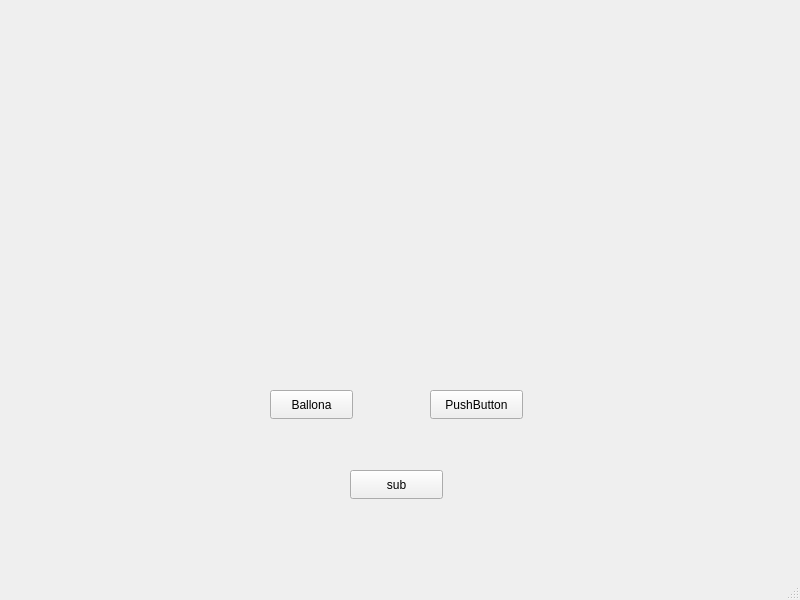
Qt form mainwindow.ui (YousefKadry/SIFT) before a commit.
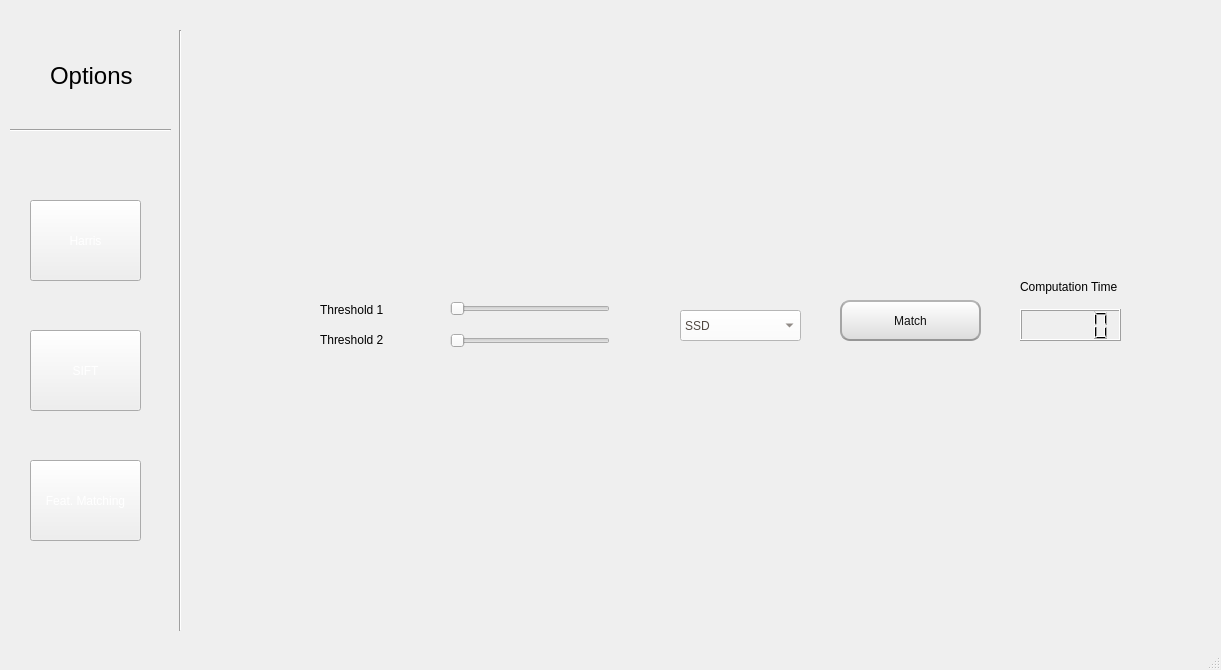
The same form after that commit. The open tabs and pages were chosen to show the change.

The edit to the form file:
```diff
--- a/mainwindow.ui
+++ b/mainwindow.ui
@@ -6,102 +6,703 @@
    <rect>
     <x>0</x>
     <y>0</y>
-    <width>800</width>
-    <height>600</height>
+    <width>1221</width>
+    <height>670</height>
    </rect>
   </property>
   <property name="windowTitle">
    <string>MainWindow</string>
   </property>
   <widget class="QWidget" name="centralwidget">
+   <widget class="QStackedWidget" name="stackedWidget">
+    <property name="geometry">
+     <rect>
+      <x>190</x>
+      <y>20</y>
+      <width>1011</width>
+      <height>611</height>
+     </rect>
+    </property>
+    <property name="styleSheet">
+     <string notr="true"/>
+    </property>
+    <property name="currentIndex">
+     <number>0</number>
+    </property>
+    <widget class="QWidget" name="page">
+     <property name="styleSheet">
+      <string notr="true"/>
+     </property>
+     <widget class="QLabel" name="label_2">
+      <property name="geometry">
+       <rect>
+        <x>190</x>
+        <y>460</y>
+        <width>63</width>
+        <height>20</height>
+       </rect>
+      </property>
+      <property name="text">
+       <string>K value</string>
+      </property>
+     </widget>
+     <widget class="QLabel" name="label_3">
+      <property name="geometry">
+       <rect>
+        <x>190</x>
+        <y>500</y>
+        <width>81</width>
+        <height>20</height>
+       </rect>
+      </property>
+      <property name="text">
+       <string>Threshold</string>
+      </property>
+     </widget>
+     <widget class="QPushButton" name="harrisBtn">
+      <property name="geometry">
+       <rect>
+        <x>400</x>
+        <y>480</y>
+        <width>141</width>
+        <height>41</height>
+       </rect>
+      </property>
+      <property name="cursor">
+       <cursorShape>PointingHandCursor</cursorShape>
+      </property>
+      <property name="styleSheet">
+       <string notr="true">QPushButton{
+	color:rgb(17,17,17);
+	border-width: 2px;
+	border-radius: 10px;
+	border-bottom-color: rgb(150,150,150);
+	border-right-color: rgb(165,165,165);
+	border-left-color: rgb(165,165,165);
+	border-top-color: rgb(180,180,180);
+	border-style: solid;
+	padding: 4px;
+	background-color: qlineargradient(spread:pad, x1:0.5, y1:1, x2:0.5, y2:0, stop:0 rgba(220, 220, 220, 255), stop:1 rgba(255, 255, 255, 255));
+}
+
+QPushButton:hover{
+	color:rgb(17,17,17);
+	border-width: 1px;
+	border-radius: 10px;
+	padding: 4px;
+	background-color: qlineargradient(spread:pad, x1:0.5, y1:0, x2:0.5, y2:1, stop:0 rgba(220, 220, 220, 255), stop:1 rgba(255, 255, 255, 255));
+}</string>
+      </property>
+      <property name="text">
+       <string>Corner Detection</string>
+      </property>
+     </widget>
+     <widget class="QWidget" name="horizontalLayoutWidget_5">
+      <property name="geometry">
+       <rect>
+        <x>50</x>
+        <y>10</y>
+        <width>921</width>
+        <height>351</height>
+       </rect>
+      </property>
+      <layout class="QHBoxLayout" name="horizontalLayout_5">
+       <item>
+        <layout class="QVBoxLayout" name="verticalLayout_5">
+         <item>
+          <widget class="QLabel" name="imginput1">
+           <property name="styleSheet">
+            <string notr="true">
+</string>
+           </property>
+           <property name="text">
+            <string/>
+           </property>
+          </widget>
+         </item>
+        </layout>
+       </item>
+       <item>
+        <spacer name="horizontalSpacer_2">
+         <property name="orientation">
+          <enum>Qt::Horizontal</enum>
+         </property>
+         <property name="sizeType">
+          <enum>QSizePolicy::Maximum</enum>
+         </property>
+         <property name="sizeHint" stdset="0">
+          <size>
+           <width>15</width>
+           <height>10</height>
+          </size>
+         </property>
+        </spacer>
+       </item>
+       <item>
+        <layout class="QVBoxLayout" name="verticalLayout_6">
+         <item>
+          <widget class="QLabel" name="imgHarris">
+           <property name="text">
+            <string/>
+           </property>
+          </widget>
+         </item>
+        </layout>
+       </item>
+      </layout>
+     </widget>
+     <widget class="QWidget" name="verticalLayoutWidget_8">
+      <property name="geometry">
+       <rect>
+        <x>620</x>
+        <y>430</y>
+        <width>101</width>
+        <height>91</height>
+       </rect>
+      </property>
+      <layout class="QVBoxLayout" name="verticalLayout_12">
+       <item>
+        <widget class="QLabel" name="label_9">
+         <property name="text">
+          <string>Computation Time</string>
+         </property>
+        </widget>
+       </item>
+       <item>
+        <widget class="QLCDNumber" name="siftTime_2"/>
+       </item>
+      </layout>
+     </widget>
+    </widget>
+    <widget class="QWidget" name="page_2">
+     <widget class="QPushButton" name="siftBtn">
+      <property name="geometry">
+       <rect>
+        <x>410</x>
+        <y>460</y>
+        <width>93</width>
+        <height>41</height>
+       </rect>
+      </property>
+      <property name="cursor">
+       <cursorShape>PointingHandCursor</cursorShape>
+      </property>
+      <property name="styleSheet">
+       <string notr="true">QPushButton{
+	color:rgb(17,17,17);
+	border-width: 2px;
+	border-radius: 10px;
+	border-bottom-color: rgb(150,150,150);
+	border-right-color: rgb(165,165,165);
+	border-left-color: rgb(165,165,165);
+	border-top-color: rgb(180,180,180);
+	border-style: solid;
+	padding: 4px;
+	background-color: qlineargradient(spread:pad, x1:0.5, y1:1, x2:0.5, y2:0, stop:0 rgba(220, 220, 220, 255), stop:1 rgba(255, 255, 255, 255));
+}
+
+QPushButton:hover{
+	color:rgb(17,17,17);
+	border-width: 1px;
+	border-radius: 10px;
+	padding: 4px;
+	background-color: qlineargradient(spread:pad, x1:0.5, y1:0, x2:0.5, y2:1, stop:0 rgba(220, 220, 220, 255), stop:1 rgba(255, 255, 255, 255));
+}</string>
+      </property>
+      <property name="text">
+       <string>Sift</string>
+      </property>
+     </widget>
+     <widget class="QWidget" name="horizontalLayoutWidget_4">
+      <property name="geometry">
+       <rect>
+        <x>50</x>
+        <y>10</y>
+        <width>921</width>
+        <height>351</height>
+       </rect>
+      </property>
+      <layout class="QHBoxLayout" name="horizontalLayout_2">
+       <item>
+        <layout class="QVBoxLayout" name="verticalLayout_2">
+         <item>
+          <widget class="QLabel" name="imgSift">
+           <property name="text">
+            <string/>
+           </property>
+          </widget>
+         </item>
+        </layout>
+       </item>
+       <item>
+        <spacer name="horizontalSpacer">
+         <property name="orientation">
+          <enum>Qt::Horizontal</enum>
+         </property>
+         <property name="sizeType">
+          <enum>QSizePolicy::Maximum</enum>
+         </property>
+         <property name="sizeHint" stdset="0">
+          <size>
+           <width>15</width>
+           <height>10</height>
+          </size>
+         </property>
+        </spacer>
+       </item>
+       <item>
+        <layout class="QVBoxLayout" name="verticalLayout">
+         <item>
+          <widget class="QLabel" name="imginput2">
+           <property name="text">
+            <string/>
+           </property>
+          </widget>
+         </item>
+        </layout>
+       </item>
+      </layout>
+     </widget>
+     <widget class="QWidget" name="verticalLayoutWidget_7">
+      <property name="geometry">
+       <rect>
+        <x>560</x>
+        <y>410</y>
+        <width>101</width>
+        <height>91</height>
+       </rect>
+      </property>
+      <layout class="QVBoxLayout" name="verticalLayout_11">
+       <item>
+        <widget class="QLabel" name="label_8">
+         <property name="text">
+          <string>Computation Time</string>
+         </property>
+        </widget>
+       </item>
+       <item>
+        <widget class="QLCDNumber" name="siftTime"/>
+       </item>
+      </layout>
+     </widget>
+    </widget>
+    <widget class="QWidget" name="page_3">
+     <widget class="QWidget" name="horizontalLayoutWidget">
+      <property name="geometry">
+       <rect>
+        <x>19</x>
+        <y>9</y>
+        <width>981</width>
+        <height>231</height>
+       </rect>
+      </property>
+      <layout class="QHBoxLayout" name="horizontalLayout_3">
+       <item>
+        <layout class="QVBoxLayout" name="verticalLayout_8">
+         <item>
+          <widget class="QLabel" name="imginput3_1">
+           <property name="text">
+            <string/>
+           </property>
+          </widget>
+         </item>
+        </layout>
+       </item>
+       <item>
+        <spacer name="horizontalSpacer_3">
+         <property name="orientation">
+          <enum>Qt::Horizontal</enum>
+         </property>
+         <property name="sizeType">
+          <enum>QSizePolicy::Maximum</enum>
+         </property>
+         <property name="sizeHint" stdset="0">
+          <size>
+           <width>5</width>
+           <height>20</height>
+          </size>
+         </property>
+        </spacer>
+       </item>
+       <item>
+        <layout class="QVBoxLayout" name="verticalLayout_9">
+         <item>
+          <widget class="QLabel" name="imginput3_2">
+           <property name="text">
+            <string/>
+           </property>
+          </widget>
+         </item>
+        </layout>
+       </item>
+      </layout>
+     </widget>
+     <widget class="QWidget" name="horizontalLayoutWidget_2">
+      <property name="geometry">
+       <rect>
+        <x>20</x>
+        <y>350</y>
+        <width>981</width>
+        <height>261</height>
+       </rect>
+      </property>
+      <layout class="QHBoxLayout" name="horizontalLayout_4">
+       <item>
+        <layout class="QVBoxLayout" name="verticalLayout_7">
+         <item>
+          <widget class="QLabel" name="imgmatching">
+           <property name="text">
+            <string/>
+           </property>
+          </widget>
+         </item>
+        </layout>
+       </item>
+      </layout>
+     </widget>
+     <widget class="QPushButton" name="matchBtn">
+      <property name="geometry">
+       <rect>
+        <x>650</x>
+        <y>280</y>
+        <width>141</width>
+        <height>41</height>
+       </rect>
+      </property>
+      <property name="cursor">
+       <cursorShape>PointingHandCursor</cursorShape>
+      </property>
+      <property name="styleSheet">
+       <string notr="true">QPushButton{
+	color:rgb(17,17,17);
+	border-width: 2px;
+	border-radius: 10px;
+	border-bottom-color: rgb(150,150,150);
+	border-right-color: rgb(165,165,165);
+	border-left-color: rgb(165,165,165);
+	border-top-color: rgb(180,180,180);
+	border-style: solid;
+	padding: 4px;
+	background-color: qlineargradient(spread:pad, x1:0.5, y1:1, x2:0.5, y2:0, stop:0 rgba(220, 220, 220, 255), stop:1 rgba(255, 255, 255, 255));
+}
+
+QPushButton:hover{
+	color:rgb(17,17,17);
+	border-width: 1px;
+	border-radius: 10px;
+	padding: 4px;
+	background-color: qlineargradient(spread:pad, x1:0.5, y1:0, x2:0.5, y2:1, stop:0 rgba(220, 220, 220, 255), stop:1 rgba(255, 255, 255, 255));
+}</string>
+      </property>
+      <property name="text">
+       <string>Match</string>
+      </property>
+     </widget>
+     <widget class="QComboBox" name="matchOption">
+      <property name="geometry">
+       <rect>
+        <x>490</x>
+        <y>290</y>
+        <width>121</width>
+        <height>31</height>
+       </rect>
+      </property>
+      <property name="styleSheet">
+       <string notr="true">color:rgb(81,72,65);
+background: #ffffff;</string>
+      </property>
+      <item>
+       <property name="text">
+        <string>SSD</string>
+       </property>
+      </item>
+      <item>
+       <property name="text">
+        <string>Cross Correlation</string>
+       </property>
+      </item>
+     </widget>
+     <widget class="QSlider" name="matchThr1">
+      <property name="geometry">
+       <rect>
+        <x>260</x>
+        <y>280</y>
+        <width>160</width>
+        <height>18</height>
+       </rect>
+      </property>
+      <property name="orientation">
+       <enum>Qt::Horizontal</enum>
+      </property>
+     </widget>
+     <widget class="QSlider" name="matchThr2">
+      <property name="geometry">
+       <rect>
+        <x>260</x>
+        <y>310</y>
+        <width>160</width>
+        <height>21</height>
+       </rect>
+      </property>
+      <property name="orientation">
+       <enum>Qt::Horizontal</enum>
+      </property>
+     </widget>
+     <widget class="QLabel" name="label_4">
+      <property name="geometry">
+       <rect>
+        <x>130</x>
+        <y>280</y>
+        <width>91</width>
+        <height>20</height>
+       </rect>
+      </property>
+      <property name="text">
+       <string>Threshold 1</string>
+      </property>
+     </widget>
+     <widget class="QLabel" name="label_6">
+      <property name="geometry">
+       <rect>
+        <x>130</x>
+        <y>310</y>
+        <width>81</width>
+        <height>20</height>
+       </rect>
+      </property>
+      <property name="text">
+       <string>Threshold 2</string>
+      </property>
+     </widget>
+     <widget class="QWidget" name="verticalLayoutWidget_6">
+      <property name="geometry">
+       <rect>
+        <x>830</x>
+        <y>250</y>
+        <width>101</width>
+        <height>71</height>
+       </rect>
+      </property>
+      <layout class="QVBoxLayout" name="verticalLayout_10">
+       <item>
+        <widget class="QLabel" name="label_7">
+         <property name="text">
+          <string>Computation Time</string>
+         </property>
+        </widget>
+       </item>
+       <item>
+        <widget class="QLCDNumber" name="matchTime"/>
+       </item>
+      </layout>
+     </widget>
+    </widget>
+   </widget>
+   <widget class="Line" name="line">
+    <property name="geometry">
+     <rect>
+      <x>170</x>
+      <y>30</y>
+      <width>21</width>
+      <height>601</height>
+     </rect>
+    </property>
+    <property name="styleSheet">
+     <string notr="true"/>
+    </property>
+    <property name="orientation">
+     <enum>Qt::Vertical</enum>
+    </property>
+   </widget>
+   <widget class="Line" name="line_2">
+    <property name="geometry">
+     <rect>
+      <x>10</x>
+      <y>120</y>
+      <width>161</width>
+      <height>20</height>
+     </rect>
+    </property>
+    <property name="orientation">
+     <enum>Qt::Horizontal</enum>
+    </property>
+   </widget>
    <widget class="QPushButton" name="pushButton">
     <property name="geometry">
      <rect>
-      <x>270</x>
-      <y>390</y>
-      <width>83</width>
-      <height>29</height>
+      <x>30</x>
+      <y>200</y>
+      <width>111</width>
+      <height>81</height>
      </rect>
     </property>
+    <property name="cursor">
+     <cursorShape>PointingHandCursor</cursorShape>
+    </property>
+    <property name="acceptDrops">
+     <bool>false</bool>
+    </property>
+    <property name="layoutDirection">
+     <enum>Qt::LeftToRight</enum>
+    </property>
+    <property name="styleSheet">
+     <string notr="true">QPushButton{
+	color: white;
+}
+
+QPushButton:hover{
+	border-style: solid;
+	border-top-color: transparent;
+	border-right-color: transparent;
+	border-left-color: transparent;
+	border-bottom-color: #FF00FF;
+	border-bottom-width: 1px;
+	border-bottom-radius: 6px;
+	border-style: solid;
+	color: #FFFFFF;
+	padding-bottom: 2px;
+	background-color: #000000;
+}
+
+QPushButton:pressed {
+	padding-top: -15px;
+	padding-bottom: -17px;
+}</string>
+    </property>
     <property name="text">
-     <string>Ballona</string>
+     <string>Harris</string>
+    </property>
+    <property name="autoDefault">
+     <bool>false</bool>
+    </property>
+    <property name="default">
+     <bool>false</bool>
     </property>
    </widget>
    <widget class="QPushButton" name="pushButton_2">
     <property name="geometry">
      <rect>
-      <x>430</x>
-      <y>390</y>
-      <width>93</width>
-      <height>29</height>
+      <x>30</x>
+      <y>460</y>
+      <width>111</width>
+      <height>81</height>
      </rect>
     </property>
+    <property name="cursor">
+     <cursorShape>PointingHandCursor</cursorShape>
+    </property>
+    <property name="acceptDrops">
+     <bool>false</bool>
+    </property>
+    <property name="layoutDirection">
+     <enum>Qt::LeftToRight</enum>
+    </property>
+    <property name="styleSheet">
+     <string notr="true">QPushButton{
+	color: white;
+}
+
+QPushButton:hover{
+	border-style: solid;
+	border-top-color: transparent;
+	border-right-color: transparent;
+	border-left-color: transparent;
+	border-bottom-color: #FF00FF;
+	border-bottom-width: 1px;
+	border-bottom-radius: 6px;
+	border-style: solid;
+	color: #FFFFFF;
+	padding-bottom: 2px;
+	background-color: #000000;
+}
+
+QPushButton:pressed {
+	padding-top: -15px;
+	padding-bottom: -17px;
+}</string>
+    </property>
     <property name="text">
-     <string>PushButton</string>
+     <string>Feat. Matching</string>
+    </property>
+    <property name="autoDefault">
+     <bool>false</bool>
+    </property>
+    <property name="default">
+     <bool>false</bool>
     </property>
    </widget>
    <widget class="QPushButton" name="pushButton_3">
     <property name="geometry">
      <rect>
-      <x>350</x>
-      <y>470</y>
-      <width>93</width>
-      <height>29</height>
+      <x>30</x>
+      <y>330</y>
+      <width>111</width>
+      <height>81</height>
      </rect>
     </property>
+    <property name="cursor">
+     <cursorShape>PointingHandCursor</cursorShape>
+    </property>
+    <property name="acceptDrops">
+     <bool>false</bool>
+    </property>
+    <property name="layoutDirection">
+     <enum>Qt::LeftToRight</enum>
+    </property>
+    <property name="styleSheet">
+     <string notr="true">QPushButton{
+	color: white;
+}
+
+QPushButton:hover{
+	border-style: solid;
+	border-top-color: transparent;
+	border-right-color: transparent;
+	border-left-color: transparent;
+	border-bottom-color: #FF00FF;
+	border-bottom-width: 1px;
+	border-bottom-radius: 6px;
+	border-style: solid;
+	color: #FFFFFF;
+	padding-bottom: 2px;
+	background-color: #000000;
+}
+
+QPushButton:pressed {
+	padding-top: -15px;
+	padding-bottom: -17px;
+}</string>
+    </property>
     <property name="text">
-     <string>sub</string>
+     <string>SIFT</string>
+    </property>
+    <property name="autoDefault">
+     <bool>false</bool>
+    </property>
+    <property name="default">
+     <bool>false</bool>
     </property>
    </widget>
-   <widget class="QWidget" name="horizontalLayoutWidget">
+   <widget class="QLabel" name="label">
     <property name="geometry">
      <rect>
-      <x>90</x>
-      <y>60</y>
-      <width>601</width>
-      <height>281</height>
+      <x>50</x>
+      <y>30</y>
+      <width>111</width>
+      <height>91</height>
      </rect>
     </property>
-    <layout class="QHBoxLayout" name="horizontalLayout">
-     <item>
-      <layout class="QVBoxLayout" name="verticalLayout">
-       <item>
-        <widget class="QLabel" name="imgLbl1">
-         <property name="text">
-          <string/>
-         </property>
-        </widget>
-       </item>
-      </layout>
-     </item>
-     <item>
-      <spacer name="horizontalSpacer">
-       <property name="orientation">
-        <enum>Qt::Horizontal</enum>
-       </property>
-       <property name="sizeType">
-        <enum>QSizePolicy::Maximum</enum>
-       </property>
-       <property name="sizeHint" stdset="0">
-        <size>
-         <width>30</width>
-         <height>20</height>
-        </size>
-       </property>
-      </spacer>
-     </item>
-     <item>
-      <layout class="QVBoxLayout" name="verticalLayout_2">
-       <item>
-        <widget class="QLabel" name="imgLbl2">
-         <property name="text">
-          <string/>
-         </property>
-        </widget>
-       </item>
-      </layout>
-     </item>
-    </layout>
+    <property name="font">
+     <font>
+      <pointsize>18</pointsize>
+     </font>
+    </property>
+    <property name="styleSheet">
+     <string notr="true"/>
+    </property>
+    <property name="text">
+     <string>Options</string>
+    </property>
    </widget>
   </widget>
   <widget class="QMenuBar" name="menubar">
```
Left out of the diff: 10 changed lines with no effect on the pictures.
